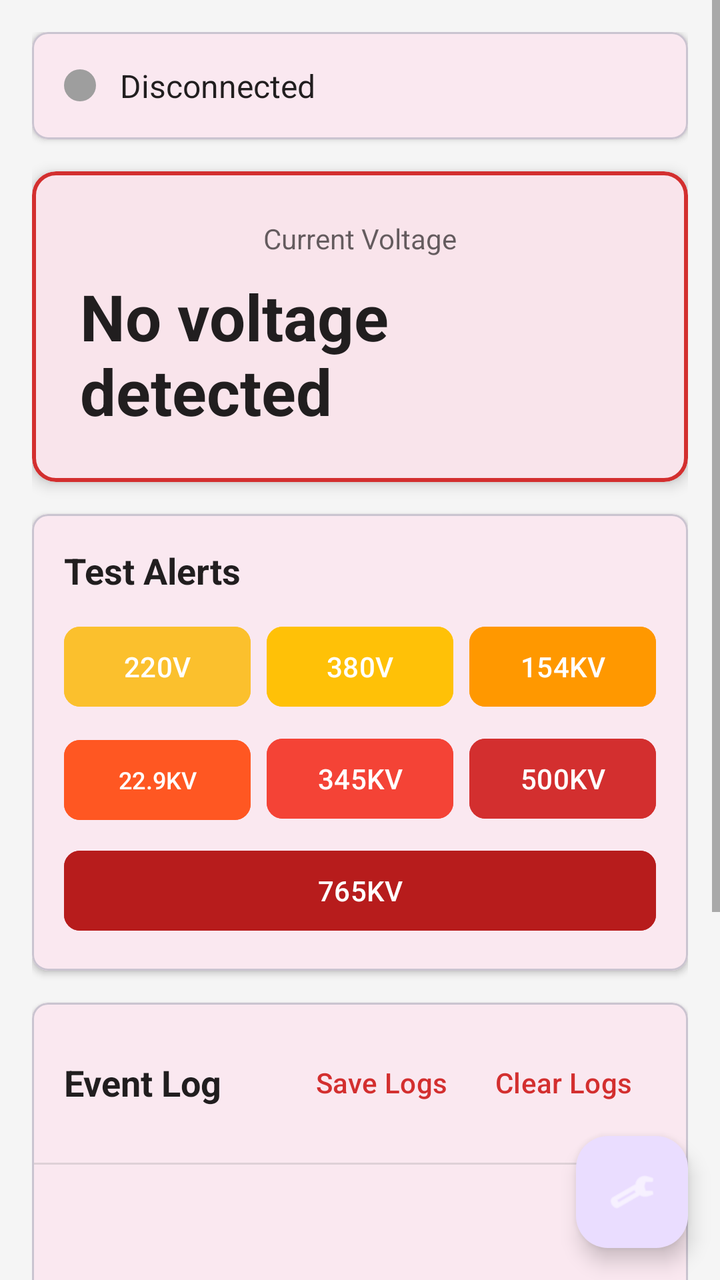
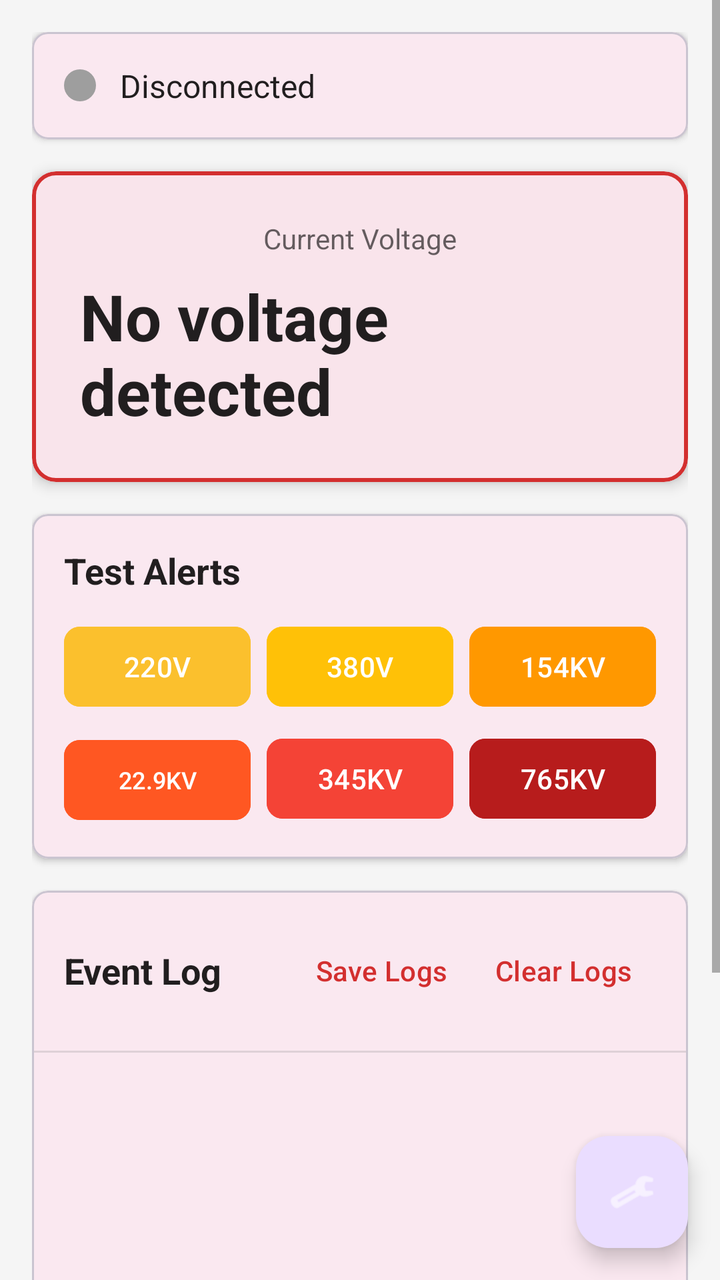

An Android layout rendered at two revisions. The XML below is the earlier revision; the diff shows what the commit changed to produce the second picture.
<!-- AndroidManifest.xml: application theme Theme.VoltageAlert -->
<!-- res/layout/activity_main.xml -->
<?xml version="1.0" encoding="utf-8"?>
<androidx.coordinatorlayout.widget.CoordinatorLayout
    xmlns:android="http://schemas.android.com/apk/res/android"
    xmlns:app="http://schemas.android.com/apk/res-auto"
    android:layout_width="match_parent"
    android:layout_height="match_parent"
    android:background="@color/background_main">

    <ScrollView
        android:layout_width="match_parent"
        android:layout_height="match_parent"
        android:fillViewport="true">

        <LinearLayout
            android:layout_width="match_parent"
            android:layout_height="wrap_content"
            android:orientation="vertical"
            android:padding="16dp">

            
            <com.google.android.material.card.MaterialCardView
                android:layout_width="match_parent"
                android:layout_height="wrap_content"
                android:layout_marginBottom="16dp"
                app:cardElevation="2dp"
                app:cardCornerRadius="8dp">

                <LinearLayout
                    android:layout_width="match_parent"
                    android:layout_height="wrap_content"
                    android:orientation="vertical"
                    android:padding="16dp">

                    <LinearLayout
                        android:layout_width="match_parent"
                        android:layout_height="wrap_content"
                        android:orientation="horizontal"
                        android:gravity="center_vertical">

                        <View
                            android:id="@+id/statusIndicator"
                            android:layout_width="16dp"
                            android:layout_height="16dp"
                            android:layout_marginEnd="12dp"
                            android:background="@drawable/status_indicator"
                            android:backgroundTint="@color/status_disconnected" />

                        <TextView
                            android:id="@+id/tvConnectionStatus"
                            android:layout_width="0dp"
                            android:layout_height="wrap_content"
                            android:layout_weight="1"
                            android:text="@string/status_disconnected"
                            android:textSize="16sp"
                            android:textColor="@color/text_primary" />

                        <Button
                            android:id="@+id/btnScan"
                            android:layout_width="wrap_content"
                            android:layout_height="wrap_content"
                            android:text="Scan"
                            android:textSize="12sp"
                            android:layout_marginEnd="8dp"
                            android:visibility="gone"
                            style="@style/Widget.Material3.Button.OutlinedButton" />

                        <com.google.android.material.switchmaterial.SwitchMaterial
                            android:id="@+id/switchMockMode"
                            android:layout_width="wrap_content"
                            android:layout_height="wrap_content"
                            android:text="Mock"
                            android:textSize="12sp"
                            android:visibility="gone" />
                    </LinearLayout>

                    
                    <TextView
                        android:id="@+id/tvStatusMessage"
                        android:layout_width="match_parent"
                        android:layout_height="wrap_content"
                        android:layout_marginTop="8dp"
                        android:layout_marginStart="28dp"
                        android:textSize="14sp"
                        android:textColor="@color/text_secondary"
                        android:visibility="gone" />
                </LinearLayout>
            </com.google.android.material.card.MaterialCardView>

            
            <com.google.android.material.card.MaterialCardView
                android:id="@+id/voltageCard"
                android:layout_width="match_parent"
                android:layout_height="wrap_content"
                android:layout_marginBottom="16dp"
                app:cardElevation="4dp"
                app:cardCornerRadius="12dp"
                app:strokeWidth="2dp"
                app:strokeColor="@color/danger_red">

                <LinearLayout
                    android:layout_width="match_parent"
                    android:layout_height="wrap_content"
                    android:orientation="vertical"
                    android:padding="24dp"
                    android:gravity="center">

                    <TextView
                        android:layout_width="wrap_content"
                        android:layout_height="wrap_content"
                        android:text="@string/current_voltage"
                        android:textSize="14sp"
                        android:textColor="@color/text_secondary"
                        android:layout_marginBottom="8dp" />

                    <TextView
                        android:id="@+id/tvCurrentVoltage"
                        android:layout_width="wrap_content"
                        android:layout_height="wrap_content"
                        android:text="@string/no_voltage_detected"
                        android:textSize="32sp"
                        android:textStyle="bold"
                        android:textColor="@color/text_primary" />
                </LinearLayout>
            </com.google.android.material.card.MaterialCardView>

            
            <com.google.android.material.card.MaterialCardView
                android:layout_width="match_parent"
                android:layout_height="wrap_content"
                android:layout_marginBottom="16dp"
                app:cardElevation="2dp"
                app:cardCornerRadius="8dp">

                <LinearLayout
                    android:layout_width="match_parent"
                    android:layout_height="wrap_content"
                    android:orientation="vertical"
                    android:padding="16dp">

                    <TextView
                        android:layout_width="wrap_content"
                        android:layout_height="wrap_content"
                        android:text="@string/test_alerts"
                        android:textSize="18sp"
                        android:textStyle="bold"
                        android:textColor="@color/text_primary"
                        android:layout_marginBottom="12dp" />

                    <LinearLayout
                        android:layout_width="match_parent"
                        android:layout_height="wrap_content"
                        android:orientation="horizontal"
                        android:weightSum="3"
                        android:layout_marginBottom="8dp">

                        <com.google.android.material.button.MaterialButton
                            android:id="@+id/btnTest220V"
                            android:layout_width="0dp"
                            android:layout_height="wrap_content"
                            android:layout_weight="1"
                            android:layout_marginEnd="4dp"
                            android:text="220V"
                            android:backgroundTint="#FBC02D"
                            app:cornerRadius="8dp" />

                        <com.google.android.material.button.MaterialButton
                            android:id="@+id/btnTest380V"
                            android:layout_width="0dp"
                            android:layout_height="wrap_content"
                            android:layout_weight="1"
                            android:layout_marginStart="4dp"
                            android:layout_marginEnd="4dp"
                            android:text="380V"
                            android:backgroundTint="#FFC107"
                            app:cornerRadius="8dp" />

                        <com.google.android.material.button.MaterialButton
                            android:id="@+id/btnTest154KV"
                            android:layout_width="0dp"
                            android:layout_height="wrap_content"
                            android:layout_weight="1"
                            android:layout_marginStart="4dp"
                            android:text="154KV"
                            android:backgroundTint="#FF9800"
                            app:cornerRadius="8dp" />
                    </LinearLayout>

                    <LinearLayout
                        android:layout_width="match_parent"
                        android:layout_height="wrap_content"
                        android:orientation="horizontal"
                        android:weightSum="3"
                        android:layout_marginBottom="8dp">

                        <com.google.android.material.button.MaterialButton
                            android:id="@+id/btnTest229KV"
                            android:layout_width="0dp"
                            android:layout_height="wrap_content"
                            android:layout_weight="1"
                            android:layout_marginEnd="4dp"
                            android:text="22.9KV"
                            android:textSize="12sp"
                            android:backgroundTint="#FF5722"
                            app:cornerRadius="8dp" />

                        <com.google.android.material.button.MaterialButton
                            android:id="@+id/btnTest345KV"
                            android:layout_width="0dp"
                            android:layout_height="wrap_content"
                            android:layout_weight="1"
                            android:layout_marginStart="4dp"
                            android:layout_marginEnd="4dp"
                            android:text="345KV"
                            android:backgroundTint="#F44336"
                            app:cornerRadius="8dp" />

                        <com.google.android.material.button.MaterialButton
                            android:id="@+id/btnTest500KV"
                            android:layout_width="0dp"
                            android:layout_height="wrap_content"
                            android:layout_weight="1"
                            android:layout_marginStart="4dp"
                            android:text="500KV"
                            android:backgroundTint="#D32F2F"
                            app:cornerRadius="8dp" />
                    </LinearLayout>

                    <LinearLayout
                        android:layout_width="match_parent"
                        android:layout_height="wrap_content"
                        android:orientation="horizontal"
                        android:weightSum="1">

                        <com.google.android.material.button.MaterialButton
                            android:id="@+id/btnTest765KV"
                            android:layout_width="0dp"
                            android:layout_height="wrap_content"
                            android:layout_weight="1"
                            android:text="765KV"
                            android:backgroundTint="#B71C1C"
                            app:cornerRadius="8dp" />
                    </LinearLayout>
                </LinearLayout>
            </com.google.android.material.card.MaterialCardView>

            
            <com.google.android.material.card.MaterialCardView
                android:layout_width="match_parent"
                android:layout_height="wrap_content"
                app:cardElevation="2dp"
                app:cardCornerRadius="8dp">

                <LinearLayout
                    android:layout_width="match_parent"
                    android:layout_height="wrap_content"
                    android:orientation="vertical">

                    
                    <LinearLayout
                        android:layout_width="match_parent"
                        android:layout_height="wrap_content"
                        android:orientation="horizontal"
                        android:padding="16dp"
                        android:gravity="center_vertical">

                        <TextView
                            android:layout_width="0dp"
                            android:layout_height="wrap_content"
                            android:layout_weight="1"
                            android:text="@string/event_log"
                            android:textSize="18sp"
                            android:textStyle="bold"
                            android:textColor="@color/text_primary" />

                        <com.google.android.material.button.MaterialButton
                            android:id="@+id/btnSaveLogs"
                            android:layout_width="wrap_content"
                            android:layout_height="wrap_content"
                            android:text="@string/save_logs"
                            style="@style/Widget.Material3.Button.TextButton" />

                        <com.google.android.material.button.MaterialButton
                            android:id="@+id/btnClearLogs"
                            android:layout_width="wrap_content"
                            android:layout_height="wrap_content"
                            android:text="@string/clear_logs"
                            style="@style/Widget.Material3.Button.TextButton"
                            android:textColor="@color/danger_red" />
                    </LinearLayout>

                    <View
                        android:layout_width="match_parent"
                        android:layout_height="1dp"
                        android:background="@color/status_disconnected"
                        android:alpha="0.3" />

                    
                    <androidx.recyclerview.widget.RecyclerView
                        android:id="@+id/rvEventLog"
                        android:layout_width="match_parent"
                        android:layout_height="300dp"
                        android:padding="8dp"
                        android:clipToPadding="false" />

                    
                    <TextView
                        android:id="@+id/tvEmptyState"
                        android:layout_width="match_parent"
                        android:layout_height="300dp"
                        android:text="@string/no_logs"
                        android:gravity="center"
                        android:textSize="16sp"
                        android:textColor="@color/text_secondary"
                        android:visibility="gone" />
                </LinearLayout>
            </com.google.android.material.card.MaterialCardView>
        </LinearLayout>
    </ScrollView>

    
    <com.google.android.material.floatingactionbutton.FloatingActionButton
        android:id="@+id/fabSettings"
        android:layout_width="wrap_content"
        android:layout_height="wrap_content"
        android:layout_gravity="bottom|end"
        android:layout_margin="16dp"
        android:contentDescription="@string/settings"
        app:srcCompat="@android:drawable/ic_menu_preferences"
        app:tint="@color/white" />

</androidx.coordinatorlayout.widget.CoordinatorLayout>
<!-- resources referenced by this layout -->
<resources>
  <color name="background_main">#FFF5F5F5</color>
  <color name="danger_red">#FFD32F2F</color>
  <color name="status_disconnected">#FF9E9E9E</color>
  <color name="text_primary">#DE000000</color>
  <color name="text_secondary">#99000000</color>
  <color name="white">#FFFFFFFF</color>
  <!-- drawable status_indicator (drawable) -->
  <?xml version="1.0" encoding="utf-8"?>
  <shape xmlns:android="http://schemas.android.com/apk/res/android"
      android:shape="oval">
      <solid android:color="@color/status_disconnected" />
      <size android:width="16dp" android:height="16dp" />
  </shape>
  <string name="clear_logs">Clear Logs</string>
  <string name="current_voltage">Current Voltage</string>
  <string name="event_log">Event Log</string>
  <string name="no_logs">No events recorded</string>
  <string name="no_voltage_detected">No voltage detected</string>
  <string name="save_logs">Save Logs</string>
  <string name="settings">Settings</string>
  <string name="status_disconnected">Disconnected</string>
  <string name="test_alerts">Test Alerts</string>
  <style name="Theme.VoltageAlert" parent="Theme.Material3.Light">
          <item name="colorPrimary">@color/danger_red</item>
          <item name="colorPrimaryVariant">@color/danger_red_dark</item>
          <item name="colorOnPrimary">@color/white</item>
  
          <item name="colorSecondary">@color/warning_yellow</item>
          <item name="colorOnSecondary">@color/black</item>
  
          <item name="android:windowBackground">@color/background_main</item>
          <item name="android:textColorPrimary">@color/text_primary</item>
          <item name="android:textColorSecondary">@color/text_secondary</item>
      </style>
  <color name="danger_red_dark">#FFC62828</color>
  <color name="warning_yellow">#FFFBC02D</color>
  <color name="black">#FF000000</color>
</resources>

<!-- the commit's change to res/layout/activity_main.xml (unified diff, before → after) -->
@@ -189,8 +189,7 @@
                         android:layout_width="match_parent"
                         android:layout_height="wrap_content"
                         android:orientation="horizontal"
-                        android:weightSum="3"
-                        android:layout_marginBottom="8dp">
+                        android:weightSum="3">
 
                         <com.google.android.material.button.MaterialButton
                             android:id="@+id/btnTest229KV"
@@ -215,27 +214,11 @@
                             app:cornerRadius="8dp" />
 
                         <com.google.android.material.button.MaterialButton
-                            android:id="@+id/btnTest500KV"
+                            android:id="@+id/btnTest765KV"
                             android:layout_width="0dp"
                             android:layout_height="wrap_content"
                             android:layout_weight="1"
                             android:layout_marginStart="4dp"
-                            android:text="500KV"
-                            android:backgroundTint="#D32F2F"
-                            app:cornerRadius="8dp" />
-                    </LinearLayout>
-
-                    <LinearLayout
-                        android:layout_width="match_parent"
-                        android:layout_height="wrap_content"
-                        android:orientation="horizontal"
-                        android:weightSum="1">
-
-                        <com.google.android.material.button.MaterialButton
-                            android:id="@+id/btnTest765KV"
-                            android:layout_width="0dp"
-                            android:layout_height="wrap_content"
-                            android:layout_weight="1"
                             android:text="765KV"
                             android:backgroundTint="#B71C1C"
                             app:cornerRadius="8dp" />
